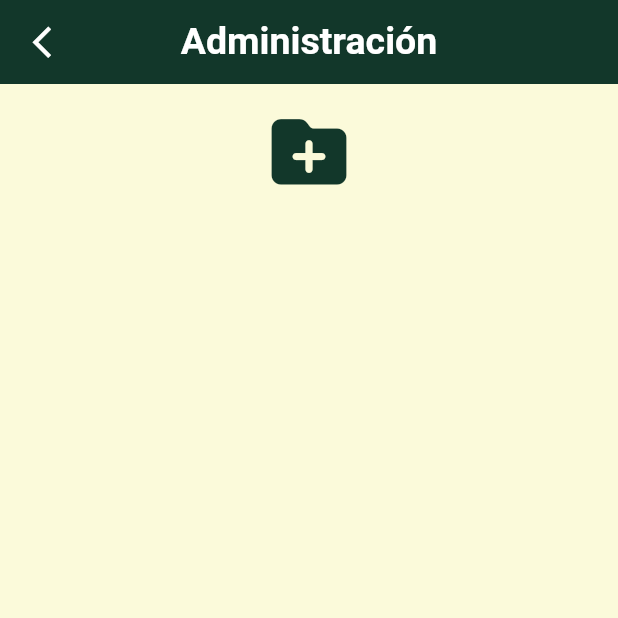
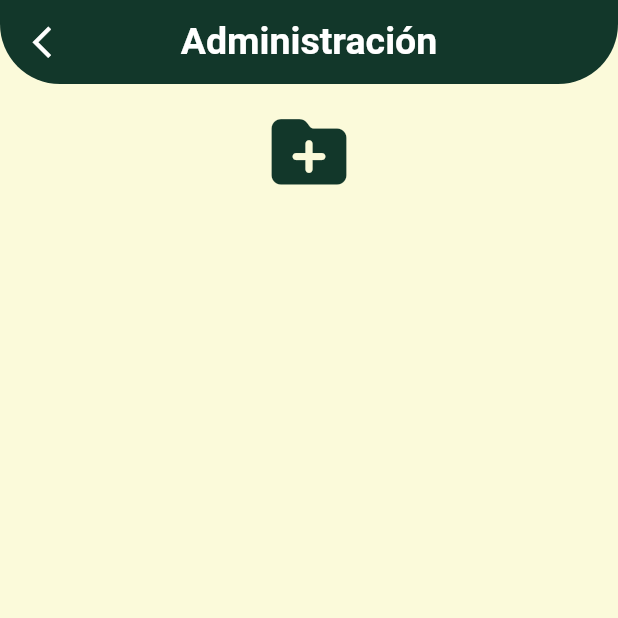
Before and after one commit to carloslarrero/agenda_ganadera, a Flutter app: the Folderspage screen opened directly, on a phone screen of 412 x 824 dp, the top half of it. Run offline on Flutter 3.47's test engine with Material 3 defaults, Android fonts, the phone set to English and light mode, and no system bars; our stand-ins replace font_awesome_flutter.

```diff
--- a/lib/style/appbarStyle.dart
+++ b/lib/style/appbarStyle.dart
@@ -1,7 +1,11 @@
 import 'package:agenda_ganadera/barril.dart';
 
 class Appbarstyle extends StatelessWidget implements PreferredSizeWidget {
-  const Appbarstyle({super.key, required this.title, required this.buttonBack, });
+  const Appbarstyle({
+    super.key,
+    required this.title,
+    required this.buttonBack,
+  });
 
   final String title;
   final bool buttonBack;
@@ -13,6 +17,10 @@ class Appbarstyle extends StatelessWidget implements PreferredSizeWidget {
   @override
   Widget build(BuildContext context) {
     return AppBar(
+      shape: const RoundedRectangleBorder(
+          borderRadius: BorderRadius.only(
+              bottomLeft: Radius.circular(40),
+              bottomRight: Radius.circular(40))),
       title: Text(
         title,
         style: const TextStyle(
@@ -21,11 +29,16 @@ class Appbarstyle extends StatelessWidget implements PreferredSizeWidget {
       centerTitle: true,
       backgroundColor: const Color(0xFF12372A),
       leading: buttonBack
-          ? IconButton( //si el buttonBack es true muestra si es false da un valor null
-              icon: const Icon(Icons.arrow_back_ios_new_sharp,
-                  color: Colors.white, size: 25,),
+          ? IconButton(
+              //si el buttonBack es true muestra si es false da un valor null
+              icon: const Icon(
+                Icons.arrow_back_ios_new_sharp,
+                color: Colors.white,
+                size: 25,
+              ),
               onPressed: () => Navigator.pop(context),
-            ): null,
+            )
+          : null,
     );
   }
 }
```
Also changed, not shown: lib/pages/principalPage.dart (+7 -21 lines).
